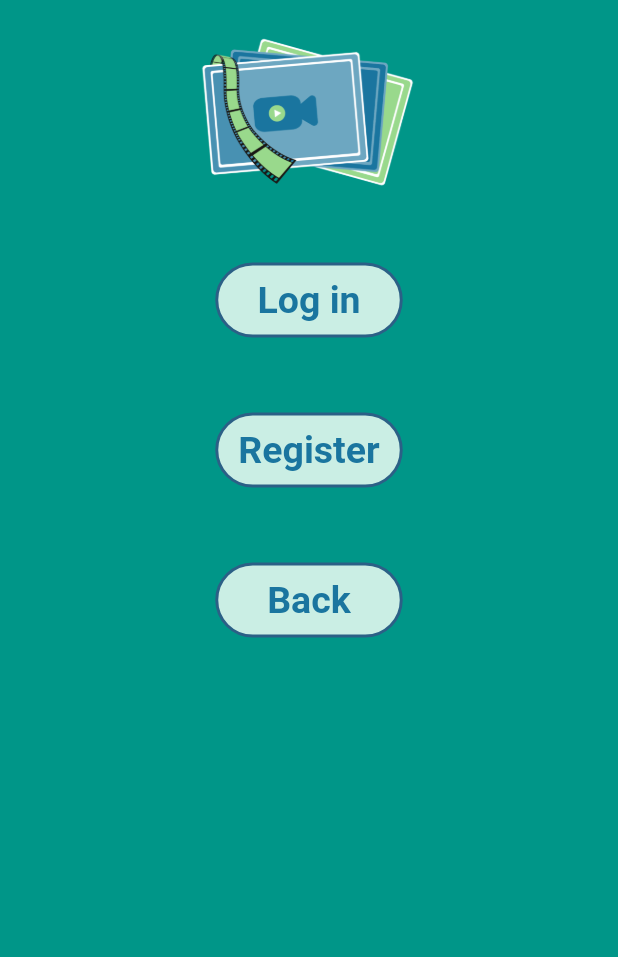
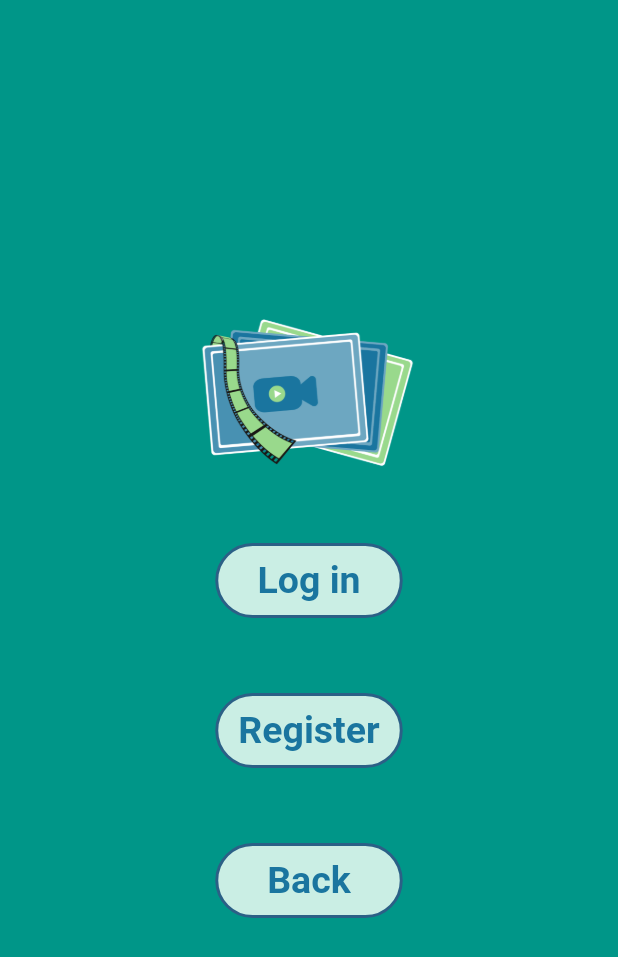
Before and after one commit to paulamalina/ip_movie_recomandation, a Flutter app: the ChooseScreen screen opened by its route, on a phone screen of 412 x 824 dp. Shown: the top 957 px of the screen. Run offline on Flutter 3.47's test engine with Material 2 defaults, Android fonts, the phone set to English and light mode, and no system bars; our stand-ins replace bordered_text, flutter_rating_bar, flutter_svg, video_player; project files that could hold a hidden picture were left out.

Commit message:
ÈUpdate

```diff
--- a/lib/screens/ChooseScreen/choose.dart
+++ b/lib/screens/ChooseScreen/choose.dart
@@ -78,8 +78,8 @@ class _ChooseScreenState extends State<ChooseScreen> {
               color: Colors.teal,
             ),
             child: Center(
-              child: ListView(
-                //mainAxisAlignment: MainAxisAlignment.center,
+              child: Column(
+                mainAxisAlignment: MainAxisAlignment.center,
                 children: [
                   Center(
                     child: Padding(
--- a/lib/screens/CreateAccountScreen/register.dart
+++ b/lib/screens/CreateAccountScreen/register.dart
@@ -116,8 +116,7 @@ class _RegisterScreenState extends State<RegisterScreen> {
       ),
       child: Scaffold(
         backgroundColor: Colors.transparent,
-        body: SingleChildScrollView(
-          child: Center(
+        body: Center(
           child: Container(
             height: containerHeight,
             width: containerWidth,
@@ -135,8 +134,6 @@ class _RegisterScreenState extends State<RegisterScreen> {
                   : null,
             ),
             child: ListView(
-                //mainAxisAlignment: MainAxisAlignment.center,
-
               children: [
                 Center(
                   //child: SvgPicture.asset('assets/images/logoClean.svg', width: 300, height: 200,),
@@ -230,7 +227,6 @@ class _RegisterScreenState extends State<RegisterScreen> {
           ),
         ),
       ),
-      ),
     );
   }
 }
--- a/lib/screens/MovieDetailsScreen/details.dart
+++ b/lib/screens/MovieDetailsScreen/details.dart
@@ -64,7 +64,7 @@ class _MovieDetailsScreenState extends State<MovieDetailsScreen> {
             ),
             Center(
               child: Container(
-                height: 1100,
+                height: 1200,
                 width: 700,
                 decoration: BoxDecoration(
                   borderRadius: BorderRadius.circular(50),
--- a/lib/screens/RatingScreen/rating.dart
+++ b/lib/screens/RatingScreen/rating.dart
@@ -124,6 +124,7 @@ class _RatingScreenState extends State<RatingScreen> {
                   children: [
                     Wrap(
                     spacing: 20,
+                    runSpacing: 20,
                     alignment: WrapAlignment.spaceBetween,
                     children:[
                       Wrap(
```
Also changed, not shown: lib/screens/ChangeProfileScreen/changeProfile.dart (+4 -4 lines), pubspec.lock. Lines whose indentation alone changed are shown as unchanged.
